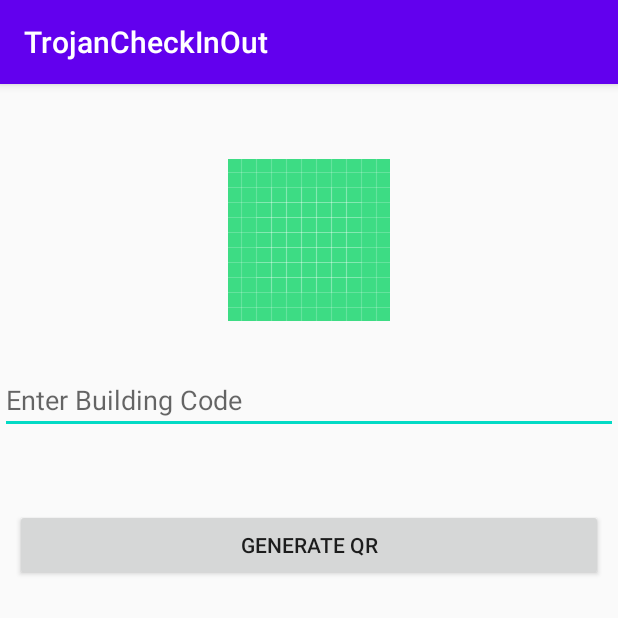
After one commit to lindshuang/trojancheckinout, an Android app: the generateQRActivity screen opened directly, with no data from a screen before it, on a phone screen of 412 x 824 dp, the top half of it. The commit adds this screen. Run offline under Robolectric (Android 15) with nearby library versions, the light colour scheme and no system bars.

Commit message:
added code for automatic QR generation
added code for automatic QR generation

```diff
--- a/app/src/main/AndroidManifest.xml
+++ b/app/src/main/AndroidManifest.xml
@@ -15,7 +15,8 @@
         android:roundIcon="@mipmap/ic_launcher_round"
         android:supportsRtl="true"
         android:theme="@style/AppTheme">
-        <activity android:name=".NavActivity"></activity>
+        <activity android:name=".generateQRActivity"></activity>
+        <activity android:name=".NavActivity" />
         <activity android:name=".QRScanner" />
         <activity android:name=".CheckIn" />
         <activity
--- a/app/src/main/java/cs310/trojancheckinout/ProfileActivity.java
+++ b/app/src/main/java/cs310/trojancheckinout/ProfileActivity.java
@@ -478,6 +478,8 @@ public class ProfileActivity extends AppCompatActivity {
                                                             @Override
                                                             public void onSuccess(Void aVoid) {
                                                                 Log.d("Doc", "DocumentSnapshot successfully written!");
+                                                                profilePicView.setContentDescription(picLink);
+                                                                Log.d("Doc", "Description: " + profilePicView.getContentDescription());
                                                                 editLinkDialog.dismiss();
                                                             }
                                                         })
--- /dev/null
+++ b/app/src/main/java/cs310/trojancheckinout/generateQRActivity.java
@@ -0,0 +1,75 @@
+package cs310.trojancheckinout;
+
+import androidx.appcompat.app.AppCompatActivity;
+
+import android.graphics.Bitmap;
+import android.os.Bundle;
+import android.util.Log;
+import android.view.View;
+import android.widget.Button;
+import android.widget.EditText;
+import android.widget.ImageView;
+
+import com.google.zxing.BarcodeFormat;
+import com.google.zxing.MultiFormatWriter;
+import com.google.zxing.WriterException;
+import com.google.zxing.common.BitMatrix;
+
+public class generateQRActivity extends AppCompatActivity {
+
+    private static final int BLACK = 0xFF000000;
+    private static final int WHITE = 0xFFFFFFFF;
+    public final static int WIDTH = 500;
+    public final static String STR = "null";
+
+    @Override
+    protected void onCreate(Bundle savedInstanceState) {
+        super.onCreate(savedInstanceState);
+        setContentView(R.layout.activity_generate_q_r);
+
+        EditText buildingCodeInput = (EditText) findViewById(R.id.building_code_editText);
+        Button QRButton = (Button) findViewById(R.id.qr_button);
+        ImageView imageView = (ImageView) findViewById(R.id.qrCode);
+
+        QRButton.setOnClickListener(new View.OnClickListener() {
+            @Override
+            public void onClick(View v) {
+                Log.d("QR", "button Clicked");
+                //editProfilePic(picEditText)
+                try {
+                    Bitmap bitmap = encodeAsBitmap(buildingCodeInput.getText().toString());
+                    imageView.setImageBitmap(bitmap);
+                } catch (WriterException e) {
+                    e.printStackTrace();
+                }
+            }
+        });
+
+    } //end onCreate
+
+    Bitmap encodeAsBitmap(String str) throws WriterException {
+        BitMatrix result;
+        try {
+            result = new MultiFormatWriter().encode(str,
+                    BarcodeFormat.QR_CODE, WIDTH, WIDTH, null);
+        } catch (IllegalArgumentException iae) {
+            // Unsupported format
+            return null;
+        }
+        int w = result.getWidth();
+        int h = result.getHeight();
+        int[] pixels = new int[w * h];
+        for (int y = 0; y < h; y++) {
+            int offset = y * w;
+            for (int x = 0; x < w; x++) {
+                pixels[offset + x] = result.get(x, y) ? BLACK : WHITE;
+            }
+        }
+        Bitmap bitmap = Bitmap.createBitmap(w, h, Bitmap.Config.ARGB_8888);
+        bitmap.setPixels(pixels, 0, WIDTH, 0, 0, w, h);
+        return bitmap;
+    }
+
+
+
+}
--- /dev/null
+++ b/app/src/main/res/layout/activity_generate_q_r.xml
@@ -0,0 +1,44 @@
+<?xml version="1.0" encoding="utf-8"?>
+<androidx.constraintlayout.widget.ConstraintLayout xmlns:android="http://schemas.android.com/apk/res/android"
+    xmlns:app="http://schemas.android.com/apk/res-auto"
+    xmlns:tools="http://schemas.android.com/tools"
+    android:layout_width="match_parent"
+    android:layout_height="match_parent"
+    tools:context=".generateQRActivity">
+
+    <LinearLayout
+        android:paddingTop="50dp"
+        android:layout_width="match_parent"
+        android:layout_height="wrap_content"
+        android:orientation="vertical"
+        >
+
+        <ImageView
+            android:id="@+id/qrCode"
+            android:layout_width="match_parent"
+            android:layout_height="wrap_content"
+            android:src="@drawable/ic_launcher_background"
+            />
+
+        <EditText
+            android:id="@+id/building_code_editText"
+            android:paddingTop="40dp"
+            android:layout_width="match_parent"
+            android:layout_height="wrap_content"
+            android:hint="Enter Building Code"
+            />
+
+
+        <Button
+            android:id="@+id/qr_button"
+            android:title="Generate QR"
+            android:layout_width="match_parent"
+            android:layout_height="wrap_content"
+            android:text="Generate QR"
+            android:layout_marginTop="50dp"
+            android:layout_marginHorizontal="10dp"
+            android:layout_marginBottom="20dp"/>
+
+    </LinearLayout>
+
+</androidx.constraintlayout.widget.ConstraintLayout>
--- a/app/src/main/res/layout/activity_profile.xml
+++ b/app/src/main/res/layout/activity_profile.xml
@@ -13,6 +13,7 @@
 
         <ImageView
             android:id="@+id/image_view_pic"
+            android:contentDescription="default profile picture"
             android:layout_width="100dp"
             android:layout_height="100dp"
             android:layout_marginTop="50dp"
--- a/app/src/main/res/layout/list_item_single.xml
+++ b/app/src/main/res/layout/list_item_single.xml
@@ -65,4 +65,7 @@
         android:textSize="18dp"
         app:layout_constraintEnd_toEndOf="parent"
         app:layout_constraintTop_toBottomOf="@+id/curr_capacity_value" />
+
+
+
 </androidx.constraintlayout.widget.ConstraintLayout>
```
Also changed, not shown: app/src/main/java/cs310/trojancheckinout/ShowAllBuildingsActivity.java (+13 -1 lines), app/src/main/java/cs310/trojancheckinout/models/Building.java (+13 -1 lines), app/src/main/res/layout/activity_show_all_buildings.xml (+9 -0 lines), 1 other file.
